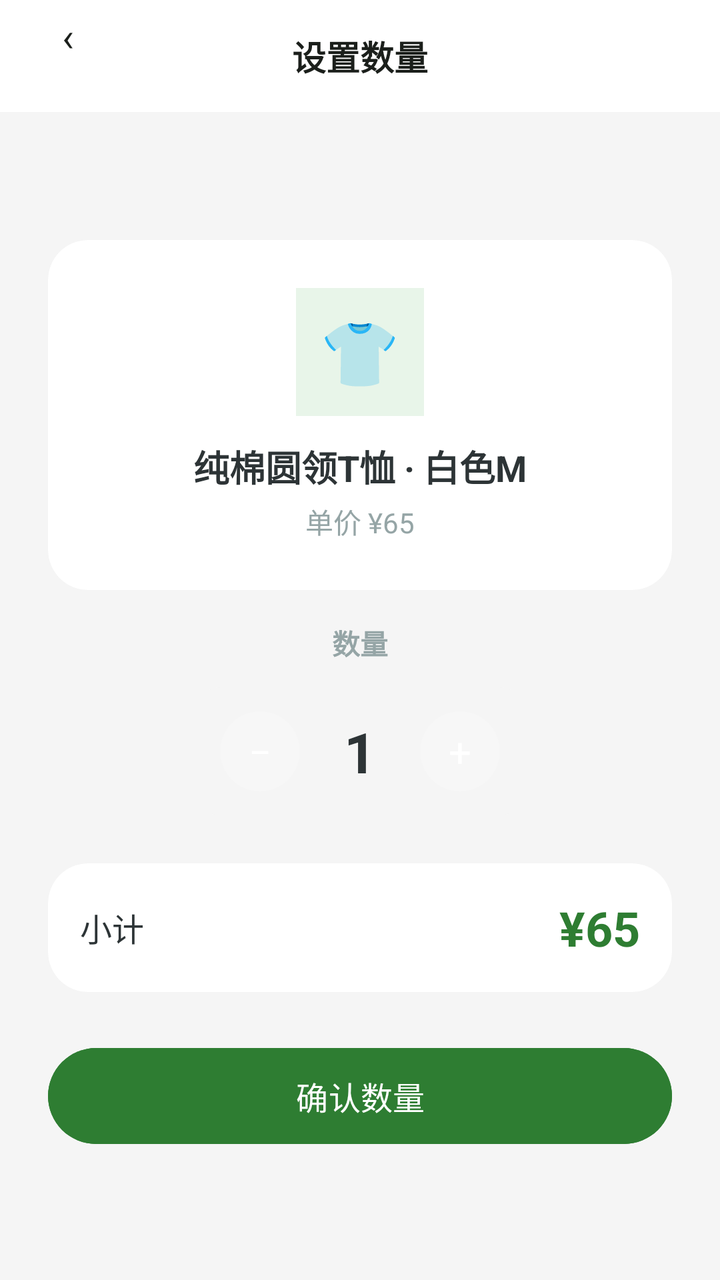
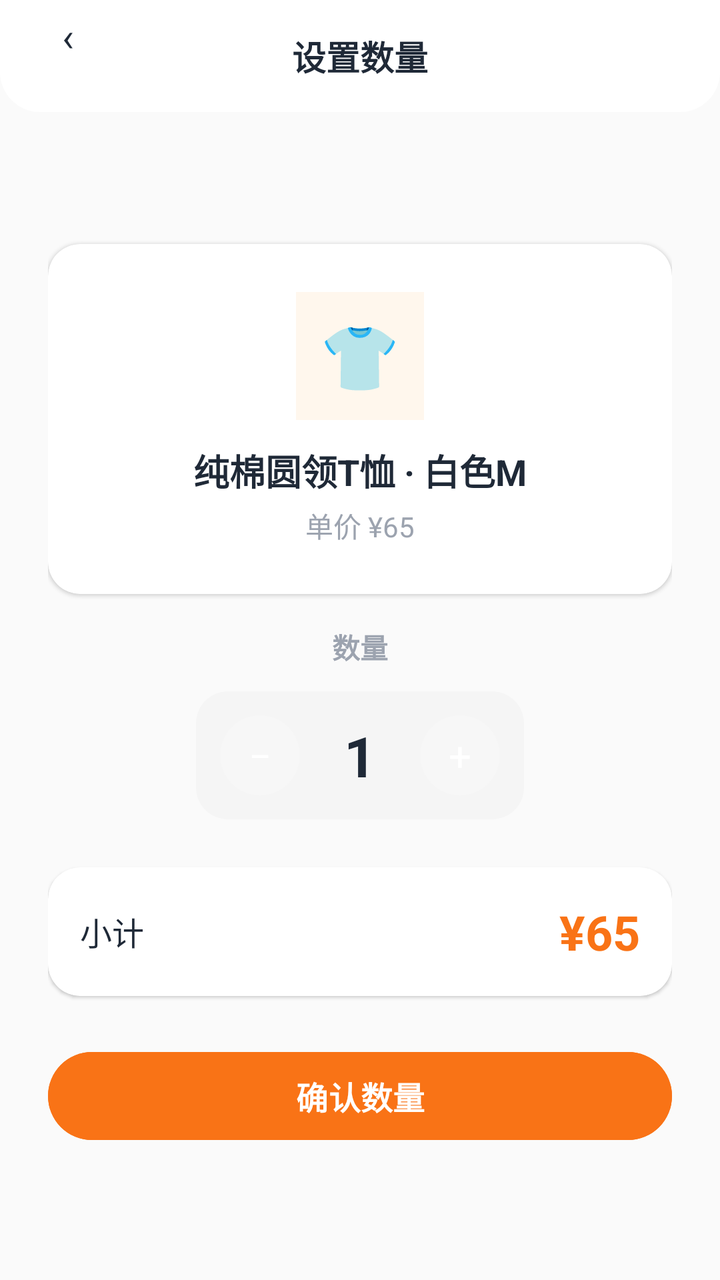

Screens rendered from an Android XML layout before and after an edit, with the pre-edit source and the edit as a unified diff.
<!-- AndroidManifest.xml: application theme Theme.ClothingSI -->
<!-- res/layout/activity_new_order_edit_qty.xml -->
<?xml version="1.0" encoding="utf-8"?>
<FrameLayout xmlns:android="http://schemas.android.com/apk/res/android"
    xmlns:app="http://schemas.android.com/apk/res-auto"
    android:layout_width="match_parent" android:layout_height="match_parent"
    android:background="#F5F5F5">

    <LinearLayout android:layout_width="match_parent" android:layout_height="match_parent"
        android:orientation="vertical">
        <RelativeLayout android:layout_width="match_parent" android:layout_height="56dp"
            android:background="@drawable/header_bar_bg" android:paddingHorizontal="16dp">
            <TextView android:id="@+id/btn_back" android:layout_width="36dp" android:layout_height="36dp"
                android:text="‹" android:textSize="20dp" android:textColor="@color/text_primary"
                android:gravity="center" android:background="@drawable/circle_bg" />
            <TextView android:layout_width="wrap_content" android:layout_height="wrap_content"
                android:text="设置数量" android:textSize="17dp" android:textStyle="bold"
                android:textColor="@color/text_primary" android:layout_centerInParent="true" />
        </RelativeLayout>

        <LinearLayout android:layout_width="match_parent" android:layout_height="match_parent"
            android:orientation="vertical" android:gravity="center"
            android:padding="24dp">

            
            <androidx.cardview.widget.CardView android:layout_width="match_parent"
                android:layout_height="wrap_content" app:cardCornerRadius="20dp" app:cardElevation="0dp"
                android:layout_marginBottom="16dp">
                <LinearLayout android:layout_width="match_parent" android:layout_height="wrap_content"
                    android:orientation="vertical" android:gravity="center"
                    android:padding="24dp">
                    <TextView android:layout_width="64dp" android:layout_height="64dp"
                        android:gravity="center" android:text="👕" android:textSize="32dp"
                        android:background="@color/primary_light" />
                    <TextView android:id="@+id/tv_product_name" android:layout_width="wrap_content"
                        android:layout_height="wrap_content" android:text="纯棉圆领T恤 · 白色M"
                        android:textSize="18dp" android:textStyle="bold" android:textColor="#2D3436"
                        android:layout_marginTop="12dp" />
                    <TextView android:layout_width="wrap_content" android:layout_height="wrap_content"
                        android:text="单价 ¥65" android:textSize="14dp" android:textColor="#95A5A6"
                        android:layout_marginTop="4dp" />
                </LinearLayout>
            </androidx.cardview.widget.CardView>

            
            <TextView android:layout_width="wrap_content" android:layout_height="wrap_content"
                android:text="数量" android:textSize="14dp" android:textStyle="bold"
                android:textColor="#95A5A6" android:layout_marginBottom="12dp" />
            <LinearLayout android:layout_width="wrap_content" android:layout_height="wrap_content"
                android:orientation="horizontal" android:gravity="center"
                android:background="@drawable/stepper_bg" android:padding="12dp" android:paddingHorizontal="20dp">
                <TextView android:id="@+id/btn_qty_minus" android:layout_width="40dp" android:layout_height="40dp"
                    android:text="−" android:textSize="20dp" android:textColor="#FFFFFF"
                    android:gravity="center" android:background="@drawable/circle_bg"
                    android:clickable="true" android:focusable="true" />
                <TextView android:id="@+id/tv_qty" android:layout_width="60dp" android:layout_height="wrap_content"
                    android:text="1" android:textSize="28dp" android:textStyle="bold"
                    android:gravity="center" android:textColor="#2D3436" />
                <TextView android:id="@+id/btn_qty_plus" android:layout_width="40dp" android:layout_height="40dp"
                    android:text="+" android:textSize="20dp" android:textColor="#FFFFFF"
                    android:gravity="center" android:background="@drawable/circle_bg"
                    android:clickable="true" android:focusable="true" />
            </LinearLayout>

            
            <androidx.cardview.widget.CardView android:layout_width="match_parent"
                android:layout_height="wrap_content" app:cardCornerRadius="20dp" app:cardElevation="0dp"
                android:layout_marginTop="24dp">
                <LinearLayout android:layout_width="match_parent" android:layout_height="wrap_content"
                    android:orientation="horizontal" android:gravity="center_vertical"
                    android:padding="16dp">
                    <TextView android:layout_width="0dp" android:layout_height="wrap_content"
                        android:layout_weight="1" android:text="小计" android:textSize="16dp"
                        android:textColor="#2D3436" />
                    <TextView android:id="@+id/tv_subtotal" android:layout_width="wrap_content"
                        android:layout_height="wrap_content" android:text="¥65" android:textSize="24dp"
                        android:textStyle="bold" android:textColor="@color/primary" />
                </LinearLayout>
            </androidx.cardview.widget.CardView>

            <com.google.android.material.button.MaterialButton android:id="@+id/btn_confirm_qty"
                android:layout_width="match_parent" android:layout_height="56dp"
                android:text="确认数量" android:textSize="16dp" app:cornerRadius="28dp"
                android:backgroundTint="@color/primary" android:layout_marginTop="24dp" />

        </LinearLayout>
    </LinearLayout>

</FrameLayout>
<!-- resources referenced by this layout -->
<resources>
  <color name="primary">#2E7D32</color>
  <color name="primary_light">#E8F5E9</color>
  <color name="text_primary">#1B1F1B</color>
  <!-- drawable circle_bg (drawable) -->
  <?xml version="1.0" encoding="utf-8"?>
  <shape xmlns:android="http://schemas.android.com/apk/res/android" android:shape="oval">
      <solid android:color="#26FFFFFF" />
  </shape>
  <!-- drawable header_bar_bg (drawable) -->
  <?xml version="1.0" encoding="utf-8"?>
  <shape xmlns:android="http://schemas.android.com/apk/res/android" android:shape="rectangle">
      <solid android:color="#FFFFFF" />
  </shape>
  <!-- drawable stepper_bg (drawable) -->
  <?xml version="1.0" encoding="utf-8"?>
  <shape xmlns:android="http://schemas.android.com/apk/res/android" android:shape="rectangle">
      <corners android:radius="12dp" />
      <solid android:color="#F5F5F5" />
  </shape>
  <style name="Theme.ClothingSI" parent="Theme.Material3.Light.NoActionBar">
          <item name="colorPrimary">@color/primary</item>
          <item name="colorPrimaryDark">@color/primary_dark</item>
          <item name="colorAccent">@color/accent</item>
          <item name="android:statusBarColor">@android:color/transparent</item>
          <item name="android:navigationBarColor">@color/white</item>
          
          <item name="android:windowLightStatusBar">true</item>
          
          <item name="android:fontFamily">sans-serif</item>
          <item name="android:textViewStyle">@style/TextView.Base</item>
      </style>
  <color name="primary_dark">#1B5E20</color>
  <color name="accent">#66BB6A</color>
  <color name="white">#FFFFFF</color>
  <style name="TextView.Base" parent="android:Widget.TextView">
          <item name="android:fontFamily">sans-serif</item>
      </style>
</resources>

<!-- the commit's change to res/layout/activity_new_order_edit_qty.xml (unified diff, before → after) -->
@@ -2,86 +2,82 @@
 <FrameLayout xmlns:android="http://schemas.android.com/apk/res/android"
     xmlns:app="http://schemas.android.com/apk/res-auto"
     android:layout_width="match_parent" android:layout_height="match_parent"
-    android:background="#F5F5F5">
+    android:background="@color/md_surface_container_low">
 
     <LinearLayout android:layout_width="match_parent" android:layout_height="match_parent"
         android:orientation="vertical">
         <RelativeLayout android:layout_width="match_parent" android:layout_height="56dp"
             android:background="@drawable/header_bar_bg" android:paddingHorizontal="16dp">
             <TextView android:id="@+id/btn_back" android:layout_width="36dp" android:layout_height="36dp"
-                android:text="‹" android:textSize="20dp" android:textColor="@color/text_primary"
+                android:text="‹" android:textSize="20sp" android:textColor="@color/md_on_surface"
                 android:gravity="center" android:background="@drawable/circle_bg" />
             <TextView android:layout_width="wrap_content" android:layout_height="wrap_content"
-                android:text="设置数量" android:textSize="17dp" android:textStyle="bold"
-                android:textColor="@color/text_primary" android:layout_centerInParent="true" />
+                android:text="设置数量" android:textSize="17sp" android:textStyle="bold"
+                android:textColor="@color/md_on_surface" android:layout_centerInParent="true" />
         </RelativeLayout>
 
         <LinearLayout android:layout_width="match_parent" android:layout_height="match_parent"
-            android:orientation="vertical" android:gravity="center"
-            android:padding="24dp">
+            android:orientation="vertical" android:gravity="center" android:padding="24dp">
 
             
             <androidx.cardview.widget.CardView android:layout_width="match_parent"
-                android:layout_height="wrap_content" app:cardCornerRadius="20dp" app:cardElevation="0dp"
+                android:layout_height="wrap_content" app:cardCornerRadius="16dp" app:cardElevation="1dp"
                 android:layout_marginBottom="16dp">
                 <LinearLayout android:layout_width="match_parent" android:layout_height="wrap_content"
-                    android:orientation="vertical" android:gravity="center"
-                    android:padding="24dp">
+                    android:orientation="vertical" android:gravity="center" android:padding="24dp">
                     <TextView android:layout_width="64dp" android:layout_height="64dp"
-                        android:gravity="center" android:text="👕" android:textSize="32dp"
-                        android:background="@color/primary_light" />
+                        android:gravity="center" android:text="👕" android:textSize="32sp"
+                        android:background="@color/md_primary_container" />
                     <TextView android:id="@+id/tv_product_name" android:layout_width="wrap_content"
                         android:layout_height="wrap_content" android:text="纯棉圆领T恤 · 白色M"
-                        android:textSize="18dp" android:textStyle="bold" android:textColor="#2D3436"
+                        android:textSize="18sp" android:textStyle="bold" android:textColor="@color/md_on_surface"
                         android:layout_marginTop="12dp" />
                     <TextView android:layout_width="wrap_content" android:layout_height="wrap_content"
-                        android:text="单价 ¥65" android:textSize="14dp" android:textColor="#95A5A6"
+                        android:text="单价 ¥65" android:textSize="14sp" android:textColor="@color/md_on_surface_variant"
                         android:layout_marginTop="4dp" />
                 </LinearLayout>
             </androidx.cardview.widget.CardView>
 
             
             <TextView android:layout_width="wrap_content" android:layout_height="wrap_content"
-                android:text="数量" android:textSize="14dp" android:textStyle="bold"
-                android:textColor="#95A5A6" android:layout_marginBottom="12dp" />
+                android:text="数量" android:textSize="14sp" android:textStyle="bold"
+                android:textColor="@color/md_on_surface_variant" android:layout_marginBottom="12dp" />
             <LinearLayout android:layout_width="wrap_content" android:layout_height="wrap_content"
                 android:orientation="horizontal" android:gravity="center"
                 android:background="@drawable/stepper_bg" android:padding="12dp" android:paddingHorizontal="20dp">
                 <TextView android:id="@+id/btn_qty_minus" android:layout_width="40dp" android:layout_height="40dp"
-                    android:text="−" android:textSize="20dp" android:textColor="#FFFFFF"
+                    android:text="−" android:textSize="20sp" android:textColor="@color/md_on_primary"
                     android:gravity="center" android:background="@drawable/circle_bg"
                     android:clickable="true" android:focusable="true" />
                 <TextView android:id="@+id/tv_qty" android:layout_width="60dp" android:layout_height="wrap_content"
-                    android:text="1" android:textSize="28dp" android:textStyle="bold"
-                    android:gravity="center" android:textColor="#2D3436" />
+                    android:text="1" android:textSize="28sp" android:textStyle="bold"
+                    android:gravity="center" android:textColor="@color/md_on_surface" />
                 <TextView android:id="@+id/btn_qty_plus" android:layout_width="40dp" android:layout_height="40dp"
-                    android:text="+" android:textSize="20dp" android:textColor="#FFFFFF"
+                    android:text="+" android:textSize="20sp" android:textColor="@color/md_on_primary"
                     android:gravity="center" android:background="@drawable/circle_bg"
                     android:clickable="true" android:focusable="true" />
             </LinearLayout>
 
             
             <androidx.cardview.widget.CardView android:layout_width="match_parent"
-                android:layout_height="wrap_content" app:cardCornerRadius="20dp" app:cardElevation="0dp"
+                android:layout_height="wrap_content" app:cardCornerRadius="16dp" app:cardElevation="1dp"
                 android:layout_marginTop="24dp">
                 <LinearLayout android:layout_width="match_parent" android:layout_height="wrap_content"
-                    android:orientation="horizontal" android:gravity="center_vertical"
-                    android:padding="16dp">
+                    android:orientation="horizontal" android:gravity="center_vertical" android:padding="16dp">
                     <TextView android:layout_width="0dp" android:layout_height="wrap_content"
-                        android:layout_weight="1" android:text="小计" android:textSize="16dp"
-                        android:textColor="#2D3436" />
+                        android:layout_weight="1" android:text="小计" android:textSize="16sp"
+                        android:textColor="@color/md_on_surface" />
                     <TextView android:id="@+id/tv_subtotal" android:layout_width="wrap_content"
-                        android:layout_height="wrap_content" android:text="¥65" android:textSize="24dp"
-                        android:textStyle="bold" android:textColor="@color/primary" />
+                        android:layout_height="wrap_content" android:text="¥65" android:textSize="24sp"
+                        android:textStyle="bold" android:textColor="@color/md_primary" />
                 </LinearLayout>
             </androidx.cardview.widget.CardView>
 
             <com.google.android.material.button.MaterialButton android:id="@+id/btn_confirm_qty"
-                android:layout_width="match_parent" android:layout_height="56dp"
-                android:text="确认数量" android:textSize="16dp" app:cornerRadius="28dp"
-                android:backgroundTint="@color/primary" android:layout_marginTop="24dp" />
-
+                android:layout_width="match_parent" android:layout_height="52dp"
+                android:text="确认数量" android:textSize="16sp" android:textStyle="bold"
+                app:cornerRadius="26dp" android:backgroundTint="@color/md_primary"
+                android:textColor="@color/md_on_primary" android:layout_marginTop="24dp" />
         </LinearLayout>
     </LinearLayout>
-
 </FrameLayout>
<!-- resource entries referenced after the edit -->
@@ -1,8 +1,11 @@
 <!-- resources referenced by this layout -->
 <resources>
-  <color name="primary">#2E7D32</color>
-  <color name="primary_light">#E8F5E9</color>
-  <color name="text_primary">#1B1F1B</color>
+  <color name="md_on_primary">#FFFFFF</color>
+  <color name="md_on_surface">#1F2937</color>
+  <color name="md_on_surface_variant">#9CA3AF</color>
+  <color name="md_primary">#F97316</color>
+  <color name="md_primary_container">#FFF7ED</color>
+  <color name="md_surface_container_low">#FAFAFA</color>
   <!-- drawable circle_bg (drawable) -->
   <?xml version="1.0" encoding="utf-8"?>
   <shape xmlns:android="http://schemas.android.com/apk/res/android" android:shape="oval">
@@ -11,29 +14,61 @@
   <!-- drawable header_bar_bg (drawable) -->
   <?xml version="1.0" encoding="utf-8"?>
   <shape xmlns:android="http://schemas.android.com/apk/res/android" android:shape="rectangle">
-      <solid android:color="#FFFFFF" />
+      <solid android:color="@color/md_surface" />
+      <corners android:topLeftRadius="0dp" android:topRightRadius="0dp" android:bottomLeftRadius="20dp" android:bottomRightRadius="20dp" />
   </shape>
   <!-- drawable stepper_bg (drawable) -->
   <?xml version="1.0" encoding="utf-8"?>
   <shape xmlns:android="http://schemas.android.com/apk/res/android" android:shape="rectangle">
-      <corners android:radius="12dp" />
+      <corners android:radius="16dp" />
       <solid android:color="#F5F5F5" />
   </shape>
   <style name="Theme.ClothingSI" parent="Theme.Material3.Light.NoActionBar">
-          <item name="colorPrimary">@color/primary</item>
-          <item name="colorPrimaryDark">@color/primary_dark</item>
-          <item name="colorAccent">@color/accent</item>
+          
+          <item name="colorPrimary">@color/md_primary</item>
+          <item name="colorOnPrimary">@color/md_on_primary</item>
+          <item name="colorPrimaryContainer">@color/md_primary_container</item>
+          <item name="colorOnPrimaryContainer">@color/md_on_primary_container</item>
+  
+          
+          <item name="colorSecondary">@color/md_secondary</item>
+          <item name="colorOnSecondary">@color/md_on_secondary</item>
+          <item name="colorSecondaryContainer">@color/md_secondary_container</item>
+          <item name="colorOnSecondaryContainer">@color/md_on_secondary_container</item>
+  
+          
+          <item name="android:colorBackground">@color/md_surface_container_low</item>
+          <item name="colorSurface">@color/md_surface</item>
+          <item name="colorOnSurface">@color/md_on_surface</item>
+          <item name="colorOnSurfaceVariant">@color/md_on_surface_variant</item>
+  
+          
+          <item name="colorOutline">@color/md_outline</item>
+          <item name="colorOutlineVariant">@color/md_outline_variant</item>
+  
+          
+          <item name="colorError">@color/md_error</item>
+          <item name="colorOnError">@color/md_on_error</item>
+  
+          
           <item name="android:statusBarColor">@android:color/transparent</item>
-          <item name="android:navigationBarColor">@color/white</item>
-          
+          <item name="android:navigationBarColor">@color/md_surface</item>
           <item name="android:windowLightStatusBar">true</item>
+  
           
           <item name="android:fontFamily">sans-serif</item>
           <item name="android:textViewStyle">@style/TextView.Base</item>
       </style>
-  <color name="primary_dark">#1B5E20</color>
-  <color name="accent">#66BB6A</color>
-  <color name="white">#FFFFFF</color>
+  <color name="md_surface">#FFFFFF</color>
+  <color name="md_on_primary_container">#5C3D00</color>
+  <color name="md_secondary">#2563EB</color>
+  <color name="md_on_secondary">#FFFFFF</color>
+  <color name="md_secondary_container">#DBEAFE</color>
+  <color name="md_on_secondary_container">#001A3E</color>
+  <color name="md_outline">#9CA3AF</color>
+  <color name="md_outline_variant">#D1D5DB</color>
+  <color name="md_error">#EF4444</color>
+  <color name="md_on_error">#FFFFFF</color>
   <style name="TextView.Base" parent="android:Widget.TextView">
           <item name="android:fontFamily">sans-serif</item>
       </style>
